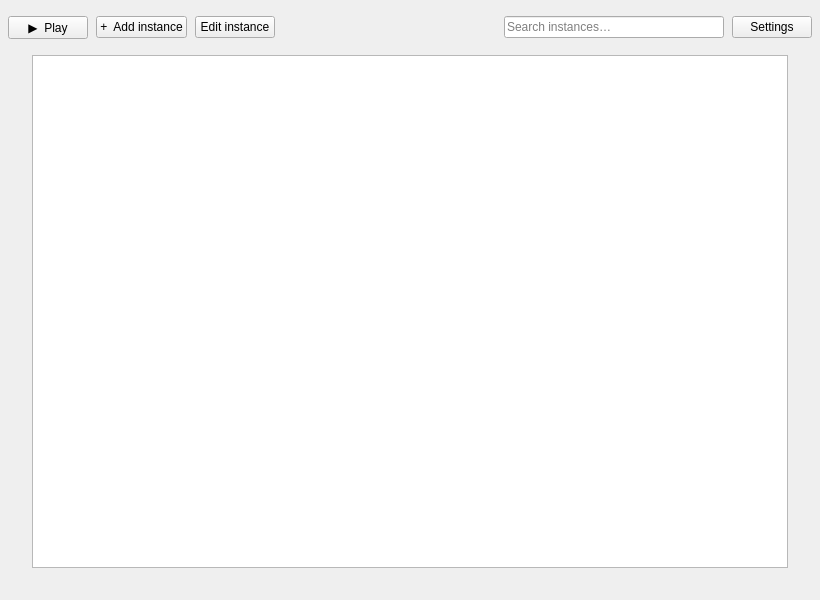
This is src/qt/LauncherWindow.ui in ChicoState/prismaticlauncher as Qt 5 draws it before an edit. The edited form follows.
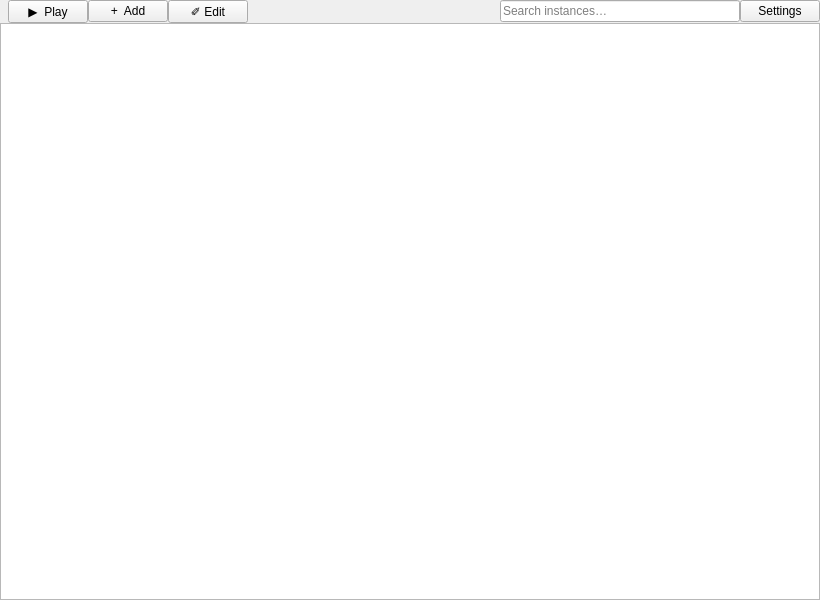
This is the edited form.

Commit message: Fixed library layout

The edit to the form file:
```diff
--- a/src/qt/LauncherWindow.ui
+++ b/src/qt/LauncherWindow.ui
@@ -28,24 +28,24 @@
      <number>0</number>
     </property>
     <property name="topMargin">
-     <number>16</number>
+     <number>0</number>
     </property>
     <property name="rightMargin">
      <number>0</number>
     </property>
     <property name="bottomMargin">
-     <number>16</number>
+     <number>0</number>
     </property>
     <item>
      <layout class="QHBoxLayout" name="libraryToolbar">
       <property name="spacing">
-       <number>8</number>
+       <number>0</number>
       </property>
       <property name="leftMargin">
        <number>8</number>
       </property>
       <property name="rightMargin">
-       <number>8</number>
+       <number>0</number>
       </property>
       <item>
        <widget class="QPushButton" name="playInstance">
@@ -57,14 +57,14 @@
       <item>
        <widget class="QPushButton" name="addInstance">
         <property name="text">
-         <string>+  Add instance</string>
+         <string>+  Add</string>
         </property>
        </widget>
       </item>
       <item>
        <widget class="QPushButton" name="editInstance">
         <property name="text">
-         <string>Edit instance</string>
+         <string>✐ Edit</string>
         </property>
        </widget>
       </item>
@@ -112,25 +112,31 @@
     <item>
      <layout class="QVBoxLayout" name="libraryLayout">
       <property name="spacing">
-       <number>16</number>
+       <number>0</number>
       </property>
       <property name="leftMargin">
-       <number>32</number>
+       <number>0</number>
       </property>
       <property name="topMargin">
-       <number>16</number>
+       <number>0</number>
       </property>
       <property name="rightMargin">
-       <number>32</number>
+       <number>0</number>
       </property>
       <property name="bottomMargin">
-       <number>16</number>
+       <number>0</number>
       </property>
       <item>
        <widget class="QListWidget" name="instances">
         <property name="accessibleName">
          <string>Game instances. Double click to open the instance window.</string>
         </property>
+        <property name="frameShadow">
+         <enum>QFrame::Shadow::Plain</enum>
+        </property>
+        <property name="lineWidth">
+         <number>0</number>
+        </property>
         <property name="iconSize">
          <size>
           <width>144</width>
```
The commit also changes 2 other files.
